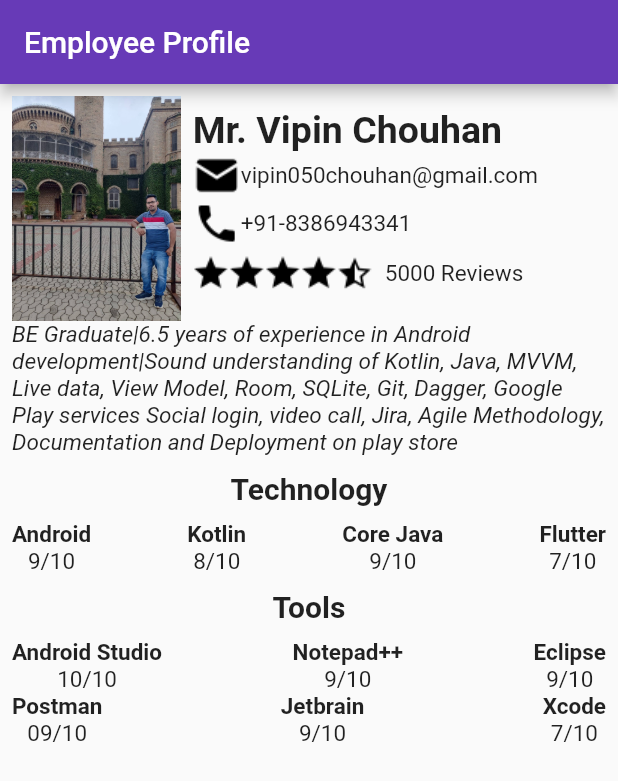
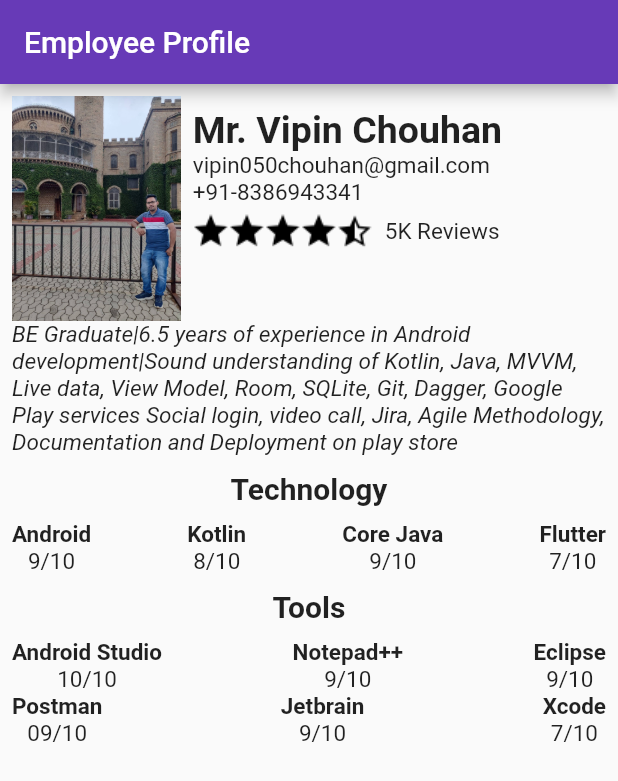
Before and after one commit to vipinchouhan/employee_information, a Flutter app: the screen it shows after launch, on a phone screen of 412 x 824 dp. Shown: the top 781 px of the screen. Run offline on Flutter 3.47's test engine with Material 2 defaults, Android fonts, the light colour scheme and no system bars.

Commit message:
Fixed issue of overflow layout on right side

```diff
--- a/lib/main.dart
+++ b/lib/main.dart
@@ -58,13 +58,13 @@ class _MyHomePageState extends State<MyHomePage> {
                         Row(
                           mainAxisAlignment: MainAxisAlignment.center,
                           children: [
-                            Image.asset("assets/images/mail.png"),
+                            //Image.asset("assets/images/mail.png"),
                             Text("vipin050chouhan@gmail.com",style: TextStyle(fontSize: 15),)
                           ],
                         ),
                         Row(
                           children: [
-                            Image.asset("assets/images/phone.png"),
+                            //Image.asset("assets/images/phone.png"),
                             Text("+91-8386943341",style: TextStyle(fontSize: 15),)
                           ],
                         ),
@@ -78,7 +78,7 @@ class _MyHomePageState extends State<MyHomePage> {
                             Center(
                               child: Padding(
                                 padding: const EdgeInsets.all(8.0),
-                                child: Text("5000 Reviews",style: TextStyle(fontSize: 15),),
+                                child: Text("5K Reviews",style: TextStyle(fontSize: 15),),
                               ),
                             )
 
```
